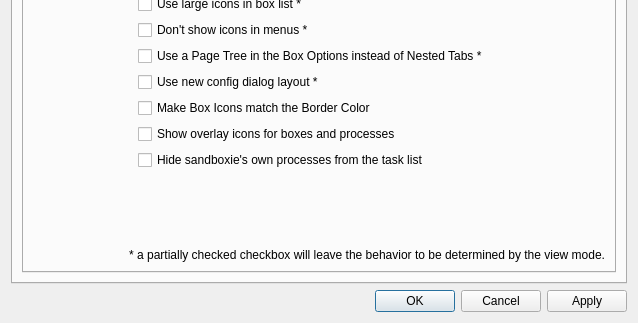
sandboxie-plus/Sandboxie, file SandboxiePlus/SandMan/Forms/SettingsWindow.ui: the form before one commit; both pictures show x 0 to 638 and y 185 to 508 of the 638 by 508 pixel window.
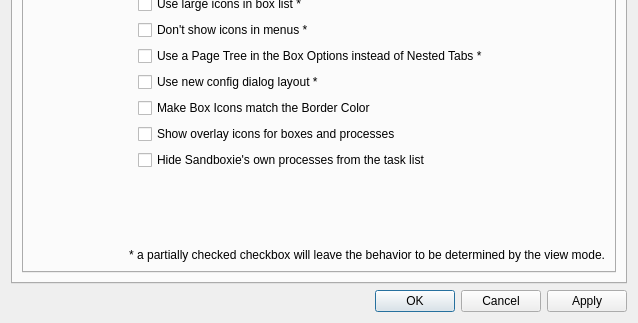
The form after the commit. The open tabs and pages were chosen to show the change. Icons and pictures are not drawn.

Diff of the .ui file:
```diff
--- a/SandboxiePlus/SandMan/Forms/SettingsWindow.ui
+++ b/SandboxiePlus/SandMan/Forms/SettingsWindow.ui
@@ -948,7 +948,7 @@
                <item row="10" column="1" colspan="3">
                 <widget class="QCheckBox" name="chkHideCore">
                  <property name="text">
-                  <string>Hide sandboxie's own processes from the task list</string>
+                  <string>Hide Sandboxie's own processes from the task list</string>
                  </property>
                 </widget>
                </item>
```
